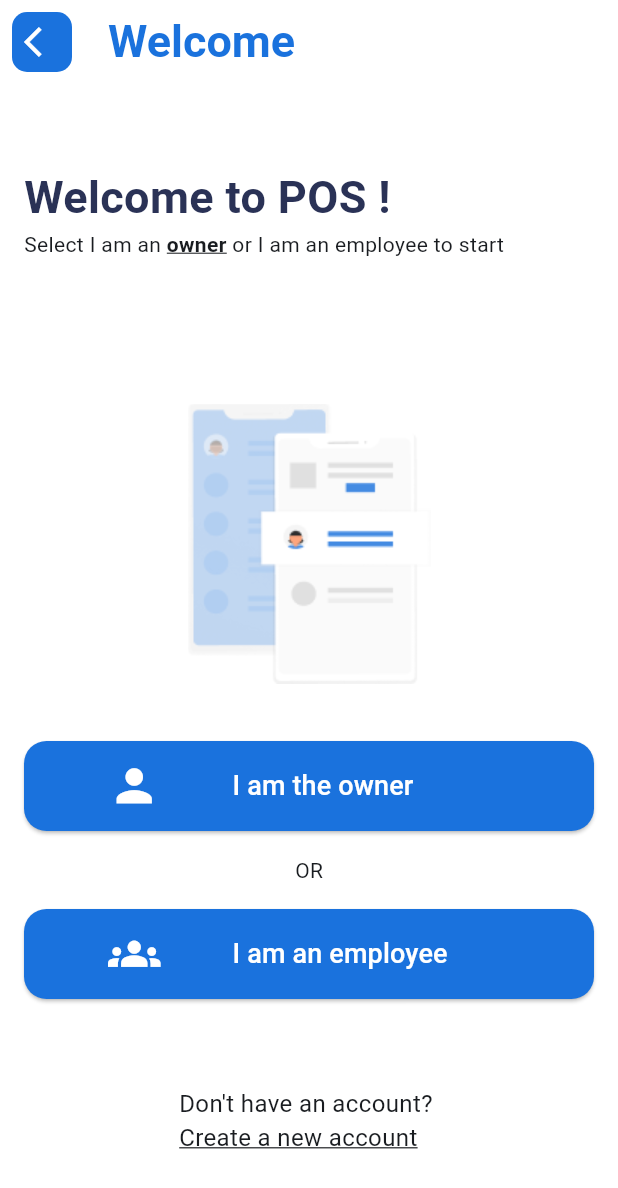
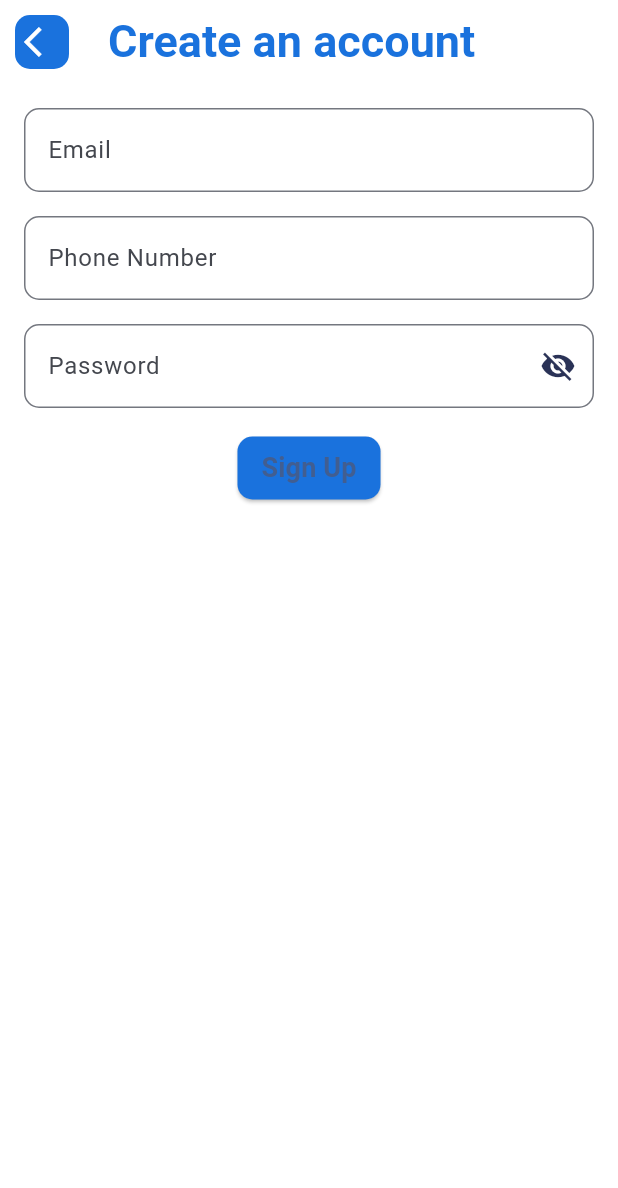
Before and after one commit to flukeapr/pos_flutter, a Flutter app: the screen it shows after launch, after a tap on "Create Account", on a phone screen of 412 x 824 dp. Shown: the top 1188 px of the screen. Run offline on Flutter 3.47's test engine with Material 3 defaults, Android fonts, the light colour scheme and no system bars.

Commit message:
optimize screen and create widget Button

```diff
--- a/lib/login/screens/login.dart
+++ b/lib/login/screens/login.dart
@@ -10,16 +10,21 @@ class LoginScreen extends StatefulWidget {
 class _LoginScreenState extends State<LoginScreen> {
   @override
   Widget build(BuildContext context) {
-    final widthButton = MediaQuery.of(context).size.width - 20;
-    final primaryColor = Theme.of(context).primaryColor;
-    final secondary = Theme.of(context).colorScheme.secondary;
-    final screenHeight = MediaQuery.of(context).size.height;
-    final spacing = screenHeight * 0.08;
+    final double widthButton = MediaQuery.of(context).size.width - 20;
+    final Color primaryColor = Theme.of(context).primaryColor;
+    final Color secondary = Theme.of(context).colorScheme.secondary;
+    final double screenHeight  = MediaQuery.of(context).size.height;
+    final double spacing = screenHeight * 0.08;
+    final TextStyle boldUnderLine = const TextStyle(
+      fontWeight: FontWeight.bold,
+      decoration: TextDecoration.underline,
+
+    );
     return Scaffold(
         backgroundColor: Colors.white,
         appBar: AppBar(
           backgroundColor: Colors.white,
-          title: Text(
+          title:  Text(
             "Welcome",
             style: TextStyle(
               fontWeight: FontWeight.bold,
@@ -32,7 +37,7 @@ class _LoginScreenState extends State<LoginScreen> {
                 Navigator.pop(context);
               },
               icon: Container(
-                padding: const EdgeInsets.all(8),
+                padding: const EdgeInsets.all(6),
                 decoration: BoxDecoration(
                   borderRadius: BorderRadius.circular(10),
                   color: primaryColor,
@@ -51,23 +56,42 @@ class _LoginScreenState extends State<LoginScreen> {
             //mainAxisAlignment: MainAxisAlignment.spaceEvenly,
             children: [
               Column(crossAxisAlignment: CrossAxisAlignment.start, children: [
+
                 Text("Welcome to POS !",
                     style: TextStyle(
                       fontWeight: FontWeight.bold,
                       fontSize: 30,
                       color: secondary,
                     )),
-                Row(children: [
-                  Text("Select I am an "),
-                  Text(
-                    "owner ",
-                    style: TextStyle(
-                      decoration: TextDecoration.underline,
-                      fontWeight: FontWeight.bold,
+                 Text.rich(TextSpan(
+                  style: TextStyle(
+                    fontSize: 18,
+                  ),
+                  text: "Select ",
+                  children: <TextSpan>[
+                    TextSpan(
+                      text: "I am an owner ",
+                      style: TextStyle(
+                        color: primaryColor,
+                        decoration: TextDecoration.underline,
+                        fontWeight: FontWeight.bold,
+                        decorationColor: primaryColor,
+                      ),
                     ),
-                  ),
-                  Text("or I am an employee to start"),
-                ]),
+                    TextSpan(text: "or "),
+                    TextSpan(
+                      text: " I am an employee",
+                      style: TextStyle(
+                        color: primaryColor,
+                        decoration: TextDecoration.underline,
+                        fontWeight: FontWeight.bold,
+                        decorationColor: primaryColor,
+                      ),
+                      ),
+                     TextSpan(text: " to start"),
+                  ]
+                )),
+
               ]),
              SizedBox(height: spacing),
               Center(
@@ -149,7 +173,7 @@ class _LoginScreenState extends State<LoginScreen> {
                   ),
                 ],
               ),
-                SizedBox(height: spacing),
+                SizedBox(height: spacing - 50),
               Container(
                 //margin: const EdgeInsets.fromLTRB(0, 20, 0, 0),
                 alignment: Alignment.center,
--- a/lib/onBoarding/screens/onBoarding.dart
+++ b/lib/onBoarding/screens/onBoarding.dart
@@ -1,107 +1,78 @@
 import 'package:flutter/material.dart';
 import 'package:pos_flutter/login/screens/login.dart';
 import 'package:pos_flutter/signUp/screens/signUp.dart';
+import 'package:pos_flutter/widget/customButton.dart';
 
 class OnboardingScreen extends StatelessWidget {
   const OnboardingScreen({super.key});
 
-
   @override
   Widget build(BuildContext context) {
-    final widthButton = MediaQuery.of(context).size.width - 20;
-    final primaryColor = Theme.of(context).primaryColor;
+    final Color primaryColor = Theme.of(context).primaryColor; // primary color of the app
+    final double screenHeight = MediaQuery.of(context).size.height; // height of the screen
+    final double spacing = screenHeight * 0.08; // 8% of the screen height
 
     return Scaffold(
         backgroundColor: Colors.white,
-      body: Stack(
+        body: Container(
+          alignment: Alignment.center,
+          child:  Column(
           children: [
-          Positioned(
-            top: 80,
-            left: 0,
-            right: 0,
-            child: Column(
-              children: [
+            SizedBox(height: spacing,),
             Text(
               "POS",
               style: TextStyle(
                   fontSize: 50,
                   fontWeight: FontWeight.bold,
-                    color: primaryColor
+                  color: primaryColor),
             ),
+            SizedBox(
+              height: 30,
             ),
-                SizedBox(height: 30,),
             Image.asset("assets/images/onBoarding.png"),
-                SizedBox(height: 30,),
+            SizedBox(
+              height: 30,
+            ),
             Text(
               "Easy Management for your Store.",
               style: TextStyle(
                   fontSize: 18,
                   fontWeight: FontWeight.bold,
-                    color: Color(0xFF2A3256)
+                  color: Color(0xFF2A3256)),
             ),
-                )
-              ],
-
-            )
+            SizedBox(
+              height: spacing*2,
+            ),
+            CustomButton(
+                text: "Get Started",
+                onPressed: () {
+                  Navigator.push(
+                      context,
+                      MaterialPageRoute(
+                          builder: (context) => const LoginScreen())
+                          );
+                },
+                isOutlined: false,
+                primaryColor: primaryColor
+                ),
+            SizedBox(
+              height: spacing -40,
+            ),
+            CustomButton(
+                text: "Create Account",
+                onPressed: () {
+                  Navigator.push(
+                      context,
+                      MaterialPageRoute(
+                          builder: (context) => const SignupScreen())
+                          );
+                },
+                isOutlined: true,
+                primaryColor: primaryColor
                 ),
 
-            Positioned(
-              bottom: 80,
-              left: 0,
-              right: 0,
-              child: Column(
-                children: [
-                  SizedBox(
-                    height: 60,
-                    width: widthButton,
-                    child:  ElevatedButton(
-                    onPressed: (){
-                      Navigator.push(context,MaterialPageRoute(builder: (context)=> const LoginScreen()));
-                    },
-                     style: ElevatedButton.styleFrom(
-                       backgroundColor: primaryColor,
-                       shape: RoundedRectangleBorder(
-                         borderRadius: BorderRadius.circular(15)
-                       )
+          ],
         ),
-                     child: Text(
-                       "Get Started",
-                       style: TextStyle(
-                         fontSize: 18,
-                         fontWeight: FontWeight.bold,
-                         color: Colors.white
-                       ),
-                     )
-                     ),
-                  ),
-                  SizedBox(height: 40,),
-                  SizedBox(
-                    height: 60,
-                    width: widthButton,
-                    child:  OutlinedButton(
-                    onPressed: (){
-                      Navigator.push(context,MaterialPageRoute(builder: (context)=> const SignupScreen()));
-                    },
-                     style: ElevatedButton.styleFrom(
-                       shape: RoundedRectangleBorder(
-                         borderRadius: BorderRadius.circular(15)
-                       )
-                     ),
-                     child: Text(
-                       "Create Account",
-                       style: TextStyle(
-                         fontSize: 18,
-                         fontWeight: FontWeight.bold,
-                         color: primaryColor
-                       ),
-                     )
-                     ),
-                  )
-
-                ],
-              )
-              )
-        ],
         )
         );
   }
--- a/lib/signUp/screens/signUp.dart
+++ b/lib/signUp/screens/signUp.dart
@@ -8,6 +8,13 @@ class SignupScreen extends StatefulWidget {
 }
 
 class _SignupScreenState extends State<SignupScreen> {
+  bool _obscureText = true;
+  String _password = '';
+  void _toggle() {
+    setState(() {
+      _obscureText = !_obscureText;
+    });
+  }
   @override
   Widget build(BuildContext context) {
     final widthButton = MediaQuery.of(context).size.width - 20;
@@ -18,7 +25,7 @@ class _SignupScreenState extends State<SignupScreen> {
       appBar: AppBar(
         backgroundColor: Colors.white,
         title: Text(
-            "Welcome",
+          "Create an account",
           style: TextStyle(
             fontWeight: FontWeight.bold,
             fontSize: 30,
@@ -30,7 +37,7 @@ class _SignupScreenState extends State<SignupScreen> {
               Navigator.pop(context);
             },
             icon: Container(
-                padding: const EdgeInsets.all(8),
+              padding: const EdgeInsets.all(6),
               decoration: BoxDecoration(
                 borderRadius: BorderRadius.circular(10),
                 color: primaryColor,
@@ -45,127 +52,60 @@ class _SignupScreenState extends State<SignupScreen> {
         width: double.infinity,
         padding: const EdgeInsets.all(16),
         child: Column(
-            crossAxisAlignment: CrossAxisAlignment.start,
-            mainAxisAlignment: MainAxisAlignment.spaceEvenly,
           children: [
-              Column(crossAxisAlignment: CrossAxisAlignment.start, children: [
-                Text("Welcome to POS !",
-                    style: TextStyle(
-                      fontWeight: FontWeight.bold,
-                      fontSize: 30,
-                      color: secondary,
-                    )),
-                Row(children: [
-                  Text("Select I am an "),
-                  Text(
-                    "owner ",
-                    style: TextStyle(
-                      decoration: TextDecoration.underline,
-                      fontWeight: FontWeight.bold,
+            TextField(
+              decoration: InputDecoration(
+                border: OutlineInputBorder(
+                  borderRadius: BorderRadius.circular(10),
+                ),
+                labelText: 'Email',
               ),
             ),
-                  Text("or I am an employee to start"),
-                ]),
-              ]),
-              SizedBox(height: 20),
-              Center(
-                child: Image.asset("assets/images/form-signup.png"),
+            const SizedBox(height: 16),
+            TextField(
+              decoration: InputDecoration(
+                border: OutlineInputBorder(
+                  borderRadius: BorderRadius.circular(10),
                 ),
-              Column(
-                children: [
-                  SizedBox(
-                    width: widthButton,
-                    height: 60,
-                    child: ElevatedButton.icon(
+                labelText: 'Phone Number',
+              ),
+            ),
+            const SizedBox(height: 16),
+            TextField(
+              decoration: InputDecoration(
+                border: OutlineInputBorder(
+                  borderRadius: BorderRadius.circular(10),
+                ),
+                labelText: 'Password',
+                suffixIcon: IconButton(
+                  icon: Icon(
+                    _obscureText ? Icons.visibility_off : Icons.visibility,
+                    color: secondary,
+                  ),
+                  onPressed: _toggle,
+                ),
+              ),
+              obscureText: _obscureText,
+            ),
+            const SizedBox(height: 16),
+            ElevatedButton(
               style: ElevatedButton.styleFrom(
                 backgroundColor: primaryColor,
                 shape: RoundedRectangleBorder(
-                                borderRadius: BorderRadius.circular(15))),
+                  borderRadius: BorderRadius.circular(10),
+                ),
+                padding:
+                    const EdgeInsets.symmetric(horizontal: 16, vertical: 8),
+              ),
               onPressed: () {},
-                        icon: Row(
-                          children: [
-                            SizedBox(width: 40),
-                            const Icon(
-                              Icons.person,
-                              color: Colors.white,
-                              size: 35,
+              child: const Text(
+                'Sign Up',
+                style: TextStyle(fontSize: 18, fontWeight: FontWeight.bold),
+              ),
             ),
           ],
         ),
-                        label: Row(
-                          children: [
-                            SizedBox(width: 40),
-                            const Text(
-                              "I am the owner",
-                              style: TextStyle(
-                                color: Colors.white,
-                                fontSize: 18,
       ),
-                            )
-                          ],
-                        )),
-                  ),
-                  Container(
-                    padding: const EdgeInsets.all(16),
-                    alignment: Alignment.center,
-                    child: Text(
-                      "OR",
-                    ),
-                  ),
-                  SizedBox(
-                    width: widthButton,
-                    height: 60,
-                    child: ElevatedButton.icon(
-                        style: ElevatedButton.styleFrom(
-                            backgroundColor: primaryColor,
-                            shape: RoundedRectangleBorder(
-                                borderRadius: BorderRadius.circular(15))),
-                        onPressed: () {},
-                        icon: Row(
-                          children: [
-                            SizedBox(width: 40),
-                            const Icon(
-                              Icons.groups,
-                              color: Colors.white,
-                              size: 35,
-                            ),
-                          ],
-                        ),
-                        label: Row(
-                          children: [
-                            SizedBox(width: 40),
-                            const Text(
-                              "I am an employee",
-                              style: TextStyle(
-                                color: Colors.white,
-                                fontSize: 18,
-                              ),
-                            )
-                          ],
-                        )),
-                  ),
-                ],
-              ),
-              Container(
-                margin: const EdgeInsets.fromLTRB(0, 20, 0, 0),
-                alignment: Alignment.center,
-                child: Text.rich(
-                  TextSpan(
-                    text: "Don't have an account? \n",
-                    style: TextStyle(fontSize: 16),
-                    children: <TextSpan>[
-                      TextSpan(
-                          text: 'Create a new account',
-                          style: TextStyle(
-                            decoration: TextDecoration.underline,
-                          )),
-                      // can add more TextSpans here...
-                    ],
-                  ),
-                ),
-              )
-            ],
-          ),
-        ));
+    );
   }
 }
--- /dev/null
+++ b/lib/widget/customButton.dart
@@ -0,0 +1,62 @@
+import 'package:flutter/material.dart';
+
+class CustomButton extends StatelessWidget {
+
+  final String text;
+  final VoidCallback onPressed;
+  final bool isOutlined;
+  final Color primaryColor;
+
+  const CustomButton({
+    Key? key,
+    required this.text,
+    required this.onPressed,
+    required this.isOutlined,
+    required this.primaryColor
+  }) : super(key: key);
+
+
+
+
+  @override
+  Widget build(BuildContext context) {
+    return SizedBox(
+      height: 60,
+      width: MediaQuery.of(context).size.width - 20,
+      child: isOutlined
+          ? OutlinedButton(
+              onPressed: onPressed,
+              style: OutlinedButton.styleFrom(
+                shape: RoundedRectangleBorder(
+                  borderRadius: BorderRadius.circular(15),
+                ),
+              ),
+              child: Text(
+                text,
+                style: TextStyle(
+                  fontSize: 18,
+                  fontWeight: FontWeight.bold,
+                  color: primaryColor,
+                ),
+              ),
+            )
+          : ElevatedButton(
+              onPressed: onPressed,
+              style: ElevatedButton.styleFrom(
+                backgroundColor: primaryColor,
+                shape: RoundedRectangleBorder(
+                  borderRadius: BorderRadius.circular(15),
+                ),
+              ),
+              child: Text(
+                text,
+                style: TextStyle(
+                  fontSize: 18,
+                  fontWeight: FontWeight.bold,
+                  color: Colors.white,
+                ),
+              ),
+            ),
+    );
+  }
+}
```
Lines whose indentation alone changed are shown as unchanged.
